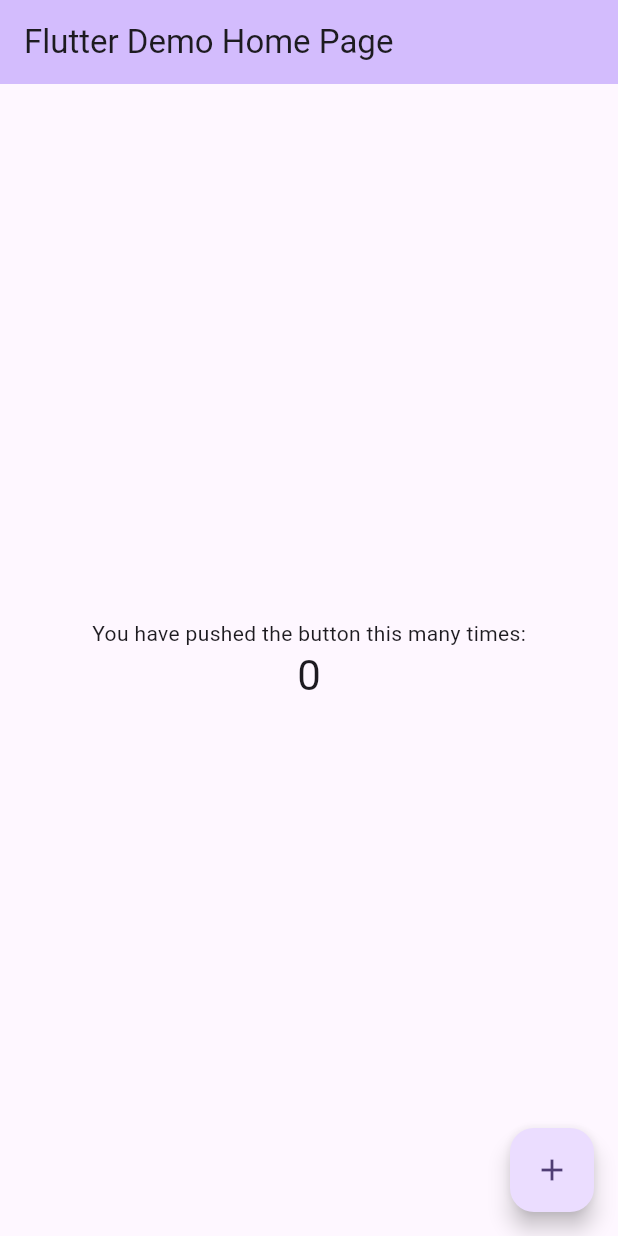
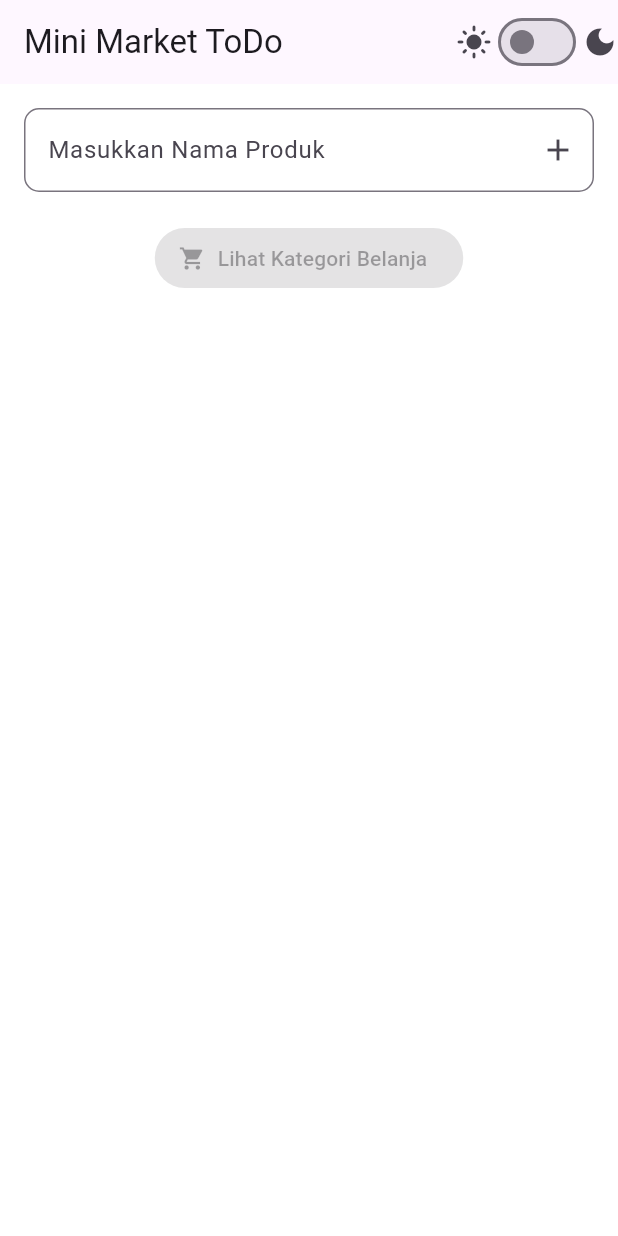
Before and after one commit to achdani09/mini-market, a Flutter app: the screen it shows after launch, on a phone screen of 412 x 824 dp. Run offline on Flutter 3.47's test engine with Material 3 defaults, Android fonts, the phone set to English and light mode, and no system bars; Roboto replaces fonts that are missing (Poppins).

Commit message:
Memindah code di home screen ke main dart dan mengubah sedikit tampilannya

```diff
--- a/lib/main.dart
+++ b/lib/main.dart
@@ -1,122 +1,172 @@
 import 'package:flutter/material.dart';
+import 'kategori_screen.dart';
 
-void main() {
-  runApp(const MyApp());
+void main() => runApp(const MyApp());
+
+class MyApp extends StatefulWidget {
+  const MyApp({super.key});
+
+  @override
+  State<MyApp> createState() => _MyAppState();
 }
 
-class MyApp extends StatelessWidget {
-  const MyApp({super.key});
+class _MyAppState extends State<MyApp> {
+  ThemeMode _themeMode = ThemeMode.light;
 
-  // This widget is the root of your application.
-  @override
-  Widget build(BuildContext context) {
-    return MaterialApp(
-      title: 'Flutter Demo',
-      theme: ThemeData(
-        // This is the theme of your application.
-        //
-        // TRY THIS: Try running your application with "flutter run". You'll see
-        // the application has a purple toolbar. Then, without quitting the app,
-        // try changing the seedColor in the colorScheme below to Colors.green
-        // and then invoke "hot reload" (save your changes or press the "hot
-        // reload" button in a Flutter-supported IDE, or press "r" if you used
-        // the command line to start the app).
-        //
-        // Notice that the counter didn't reset back to zero; the application
-        // state is not lost during the reload. To reset the state, use hot
-        // restart instead.
-        //
-        // This works for code too, not just values: Most code changes can be
-        // tested with just a hot reload.
-        colorScheme: ColorScheme.fromSeed(seedColor: Colors.deepPurple),
-      ),
-      home: const MyHomePage(title: 'Flutter Demo Home Page'),
-    );
-  }
-}
-
-class MyHomePage extends StatefulWidget {
-  const MyHomePage({super.key, required this.title});
-
-  // This widget is the home page of your application. It is stateful, meaning
-  // that it has a State object (defined below) that contains fields that affect
-  // how it looks.
-
-  // This class is the configuration for the state. It holds the values (in this
-  // case the title) provided by the parent (in this case the App widget) and
-  // used by the build method of the State. Fields in a Widget subclass are
-  // always marked "final".
-
-  final String title;
-
-  @override
-  State<MyHomePage> createState() => _MyHomePageState();
-}
-
-class _MyHomePageState extends State<MyHomePage> {
-  int _counter = 0;
-
-  void _incrementCounter() {
+  void _toggleTheme(bool isDark) {
     setState(() {
-      // This call to setState tells the Flutter framework that something has
-      // changed in this State, which causes it to rerun the build method below
-      // so that the display can reflect the updated values. If we changed
-      // _counter without calling setState(), then the build method would not be
-      // called again, and so nothing would appear to happen.
-      _counter++;
+      _themeMode = isDark ? ThemeMode.dark : ThemeMode.light;
     });
   }
 
   @override
   Widget build(BuildContext context) {
-    // This method is rerun every time setState is called, for instance as done
-    // by the _incrementCounter method above.
-    //
-    // The Flutter framework has been optimized to make rerunning build methods
-    // fast, so that you can just rebuild anything that needs updating rather
-    // than having to individually change instances of widgets.
+    return MaterialApp(
+      title: 'Mini Market ToDo',
+      debugShowCheckedModeBanner: false,
+      themeMode: _themeMode,
+      theme: ThemeData(
+        fontFamily: 'Poppins',
+        brightness: Brightness.light,
+        scaffoldBackgroundColor: Colors.white,
+        primarySwatch: Colors.orange,
+      ),
+      darkTheme: ThemeData(
+        fontFamily: 'Poppins',
+        brightness: Brightness.dark,
+        scaffoldBackgroundColor: Colors.black,
+        primarySwatch: Colors.deepOrange,
+      ),
+      home: HomeScreen(
+        isDarkMode: _themeMode == ThemeMode.dark,
+        onToggleTheme: _toggleTheme,
+      ),
+    );
+  }
+}
+
+class HomeScreen extends StatefulWidget {
+  final bool isDarkMode;
+  final Function(bool) onToggleTheme;
+
+  const HomeScreen({
+    super.key,
+    required this.isDarkMode,
+    required this.onToggleTheme,
+  });
+
+  @override
+  State<HomeScreen> createState() => _HomeScreenState();
+}
+
+class _HomeScreenState extends State<HomeScreen> {
+  final TextEditingController _controller = TextEditingController();
+  final List<String> _produkList = [];
+
+  void _addProduk() {
+    final text = _controller.text.trim();
+    if (text.isNotEmpty) {
+      setState(() {
+        _produkList.add(text);
+        _controller.clear();
+      });
+    }
+  }
+
+  void _removeProduk(int index) {
+    setState(() {
+      _produkList.removeAt(index);
+    });
+  }
+
+  void _navigateToKategori() {
+    Navigator.push(
+      context,
+      MaterialPageRoute(
+        builder: (_) => KategoriScreen(produkList: _produkList),
+      ),
+    );
+  }
+
+  @override
+  Widget build(BuildContext context) {
     return Scaffold(
       appBar: AppBar(
-        // TRY THIS: Try changing the color here to a specific color (to
-        // Colors.amber, perhaps?) and trigger a hot reload to see the AppBar
-        // change color while the other colors stay the same.
-        backgroundColor: Theme.of(context).colorScheme.inversePrimary,
-        // Here we take the value from the MyHomePage object that was created by
-        // the App.build method, and use it to set our appbar title.
-        title: Text(widget.title),
+        title: const Text('Mini Market ToDo'),
+        actions: [
+          Row(
+            children: [
+              const Icon(Icons.light_mode),
+              Switch(
+                value: widget.isDarkMode,
+                onChanged: widget.onToggleTheme,
+              ),
+              const Icon(Icons.dark_mode),
+            ],
+          ),
+        ],
       ),
-      body: Center(
-        // Center is a layout widget. It takes a single child and positions it
-        // in the middle of the parent.
+      body: Padding(
+        padding: const EdgeInsets.all(16),
         child: Column(
-          // Column is also a layout widget. It takes a list of children and
-          // arranges them vertically. By default, it sizes itself to fit its
-          // children horizontally, and tries to be as tall as its parent.
-          //
-          // Column has various properties to control how it sizes itself and
-          // how it positions its children. Here we use mainAxisAlignment to
-          // center the children vertically; the main axis here is the vertical
-          // axis because Columns are vertical (the cross axis would be
-          // horizontal).
-          //
-          // TRY THIS: Invoke "debug painting" (choose the "Toggle Debug Paint"
-          // action in the IDE, or press "p" in the console), to see the
-          // wireframe for each widget.
-          mainAxisAlignment: MainAxisAlignment.center,
-          children: <Widget>[
-            const Text('You have pushed the button this many times:'),
-            Text(
-              '$_counter',
-              style: Theme.of(context).textTheme.headlineMedium,
+          children: [
+            TextField(
+              controller: _controller,
+              decoration: InputDecoration(
+                labelText: 'Masukkan Nama Produk',
+                suffixIcon: IconButton(
+                  icon: const Icon(Icons.add),
+                  onPressed: _addProduk,
+                ),
+                border:
+                    OutlineInputBorder(borderRadius: BorderRadius.circular(10)),
+              ),
+            ),
+            const SizedBox(height: 20),
+            ElevatedButton.icon(
+              onPressed: _produkList.isEmpty ? null : _navigateToKategori,
+              icon: const Icon(Icons.shopping_cart),
+              label: const Text('Lihat Kategori Belanja'),
+            ),
+            const SizedBox(height: 20),
+            Expanded(
+              child: ListView.builder(
+                itemCount: _produkList.length,
+                itemBuilder: (context, index) => ListTile(
+                  leading: const Icon(Icons.check_box_outline_blank),
+                  title: Text(_produkList[index]),
+                  trailing: IconButton(
+                    icon: const Icon(Icons.delete, color: Colors.red),
+                    onPressed: () => _removeProduk(index),
+                  ),
+                ),
+              ),
             ),
           ],
         ),
       ),
-      floatingActionButton: FloatingActionButton(
-        onPressed: _incrementCounter,
-        tooltip: 'Increment',
-        child: const Icon(Icons.add),
-      ), // This trailing comma makes auto-formatting nicer for build methods.
     );
   }
 }
+
+// Anda juga harus menambahkan KategoriScreen di bawah sini
+class KategoriScreen extends StatelessWidget {
+  final List<String> produkList;
+
+  const KategoriScreen({super.key, required this.produkList});
+
+  @override
+  Widget build(BuildContext context) {
+    return Scaffold(
+      appBar: AppBar(title: const Text('Kategori Belanja')),
+      body: ListView.builder(
+        itemCount: produkList.length,
+        itemBuilder: (context, index) {
+          return ListTile(
+            title: Text(produkList[index]),
+          );
+        },
+      ),
+    );
+  }
+}
```
